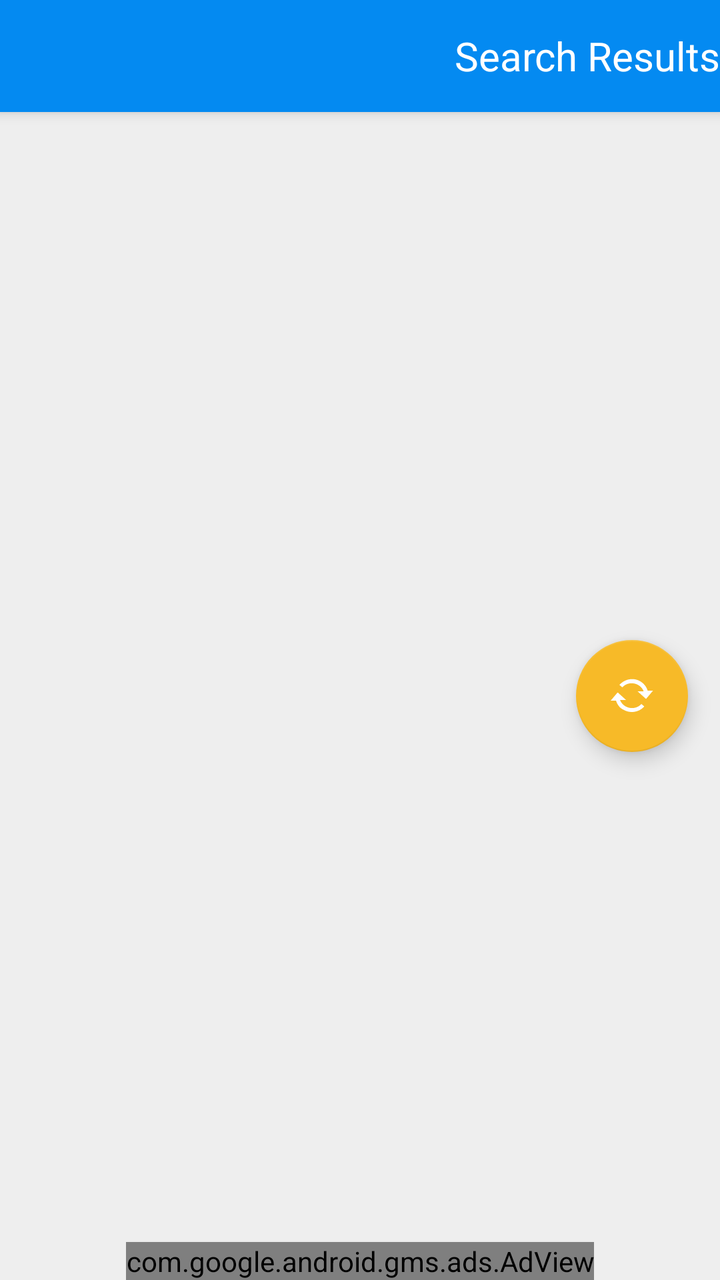
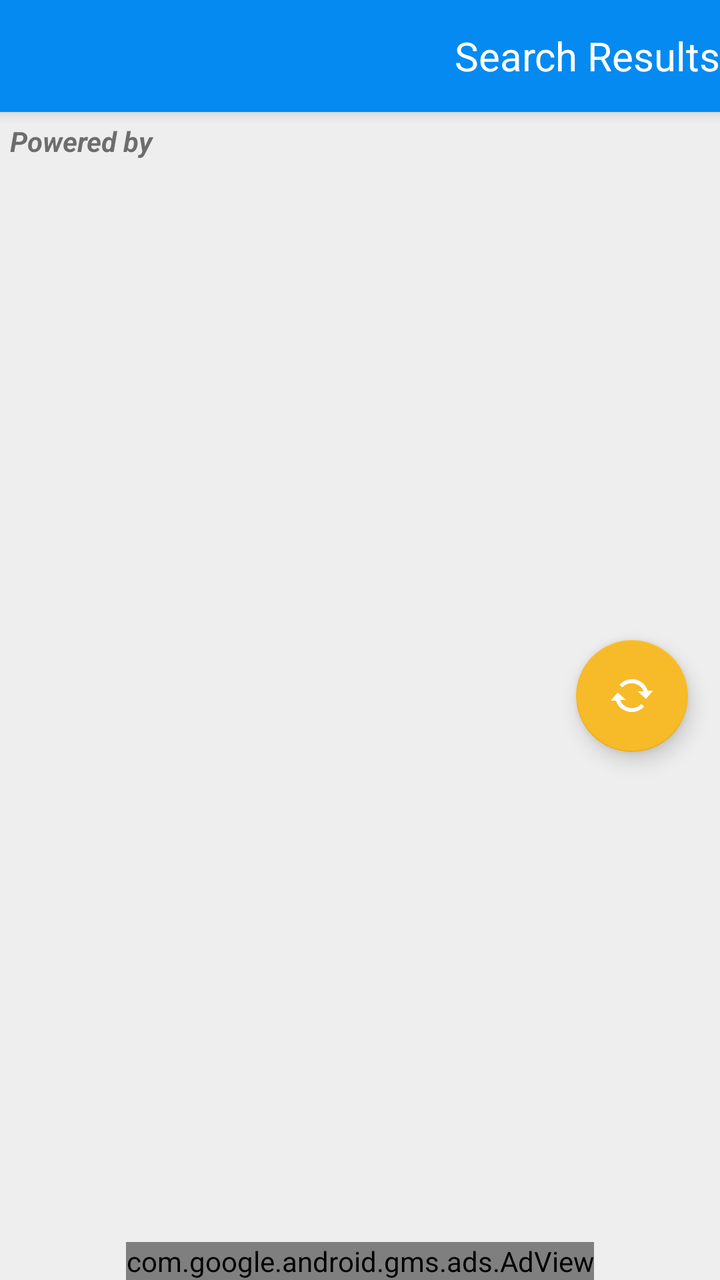

Screens rendered from an Android XML layout before and after an edit, with the pre-edit source and the edit as a unified diff.
<!-- AndroidManifest.xml: activity theme AppTheme.NoActionBar -->
<!-- res/layout/activity_index.xml -->
<?xml version="1.0" encoding="utf-8"?>
<androidx.coordinatorlayout.widget.CoordinatorLayout
    xmlns:android="http://schemas.android.com/apk/res/android"
    xmlns:app="http://schemas.android.com/apk/res-auto"
    xmlns:tools="http://schemas.android.com/tools"
    android:layout_width="match_parent"
    android:layout_height="match_parent"
    android:fitsSystemWindows="true"
    tools:context=".view.IndexActivity">

    <com.google.android.material.appbar.AppBarLayout
        android:id="@+id/spawn_appbar"
        android:layout_width="match_parent"
        android:layout_height="wrap_content"
        android:theme="@style/AppTheme.AppBarOverlay">

        <androidx.appcompat.widget.Toolbar
            android:id="@+id/spawn_toolbar"
            android:layout_width="match_parent"
            android:layout_height="?attr/actionBarSize"
            app:popupTheme="@style/AppTheme.PopupOverlay">

            <TextView
                android:layout_width="match_parent"
                android:layout_height="match_parent"
                android:gravity="end|center_vertical"
                android:textSize="@dimen/text_size_paragraph_title"
                android:textColor="#fff"
                android:text="@string/title_activity_index"
                style="@style/AppTheme.AppBarOverlay"/>

        </androidx.appcompat.widget.Toolbar>

    </com.google.android.material.appbar.AppBarLayout>


    <FrameLayout
        android:layout_width="match_parent"
        android:layout_height="match_parent"
        app:layout_behavior="@string/appbar_scrolling_view_behavior">

        <LinearLayout
            android:layout_width="match_parent"
            android:layout_height="match_parent"
            android:orientation="horizontal">

            <FrameLayout
                android:id="@+id/spawn_list_container"
                android:layout_width="match_parent"
                android:layout_height="match_parent">


                <androidx.recyclerview.widget.RecyclerView
                    android:id="@+id/spawn_list"
                    android:layout_width="match_parent"
                    android:layout_height="match_parent"
                    android:background="@color/colorChalk"
                    app:layoutManager="androidx.recyclerview.widget.LinearLayoutManager"
                    tools:context=".view.IndexActivity"
                    tools:listitem="@layout/item_index"/>

                <ProgressBar
                    android:id="@+id/spawn_progress"
                    android:layout_width="80dp"
                    android:layout_height="80dp"
                    android:layout_gravity="center"
                    android:visibility="gone"/>

                <com.google.android.material.floatingactionbutton.FloatingActionButton
                    android:id="@+id/spawn_fab"
                    android:layout_width="wrap_content"
                    android:layout_height="wrap_content"
                    android:layout_gravity="center_vertical|end"
                    android:layout_marginEnd="@dimen/fab_margin"
                    android:backgroundTint="@color/colorCheer"
                    app:srcCompat="@drawable/action_sync"
                    android:contentDescription="@string/description_refresh_button"/>


            </FrameLayout>

            <FrameLayout
                android:id="@+id/spawn_detail_container"
                android:layout_width="match_parent"
                android:layout_height="match_parent"
                android:visibility="gone"
                android:background="@color/colorNeutralLight"
                app:layout_behavior="@string/appbar_scrolling_view_behavior" />

        </LinearLayout>

        <com.google.android.gms.ads.AdView

            xmlns:ads="http://schemas.android.com/apk/res-auto"
            android:id="@+id/index_banner"
            android:layout_width="wrap_content"
            android:layout_height="wrap_content"
            android:layout_gravity="center_horizontal|bottom"
            ads:adSize="BANNER"
            ads:adUnitId="@string/am_banner_id"/>

    </FrameLayout>

</androidx.coordinatorlayout.widget.CoordinatorLayout>
<!-- res/layout/item_index.xml (included above) -->
<?xml version="1.0" encoding="utf-8"?>
<androidx.constraintlayout.widget.ConstraintLayout
    xmlns:android="http://schemas.android.com/apk/res/android"
    xmlns:app="http://schemas.android.com/apk/res-auto"
    android:id="@+id/spawn_item_view"
    android:layout_width="match_parent"
    android:layout_height="125dp"
    android:layout_margin="2dp"
    android:background="#fff">

        <TextView
            android:id="@+id/spawn_item_primary"
            android:layout_width="0dp"
            android:layout_height="55dp"
            android:layout_margin="4dp"
            android:ellipsize="end"
            android:scrollHorizontally="true"
            android:textAppearance="?attr/textAppearanceListItem"
            android:textSize="@dimen/text_size_paragraph_title"
            app:layout_constraintEnd_toEndOf="parent"
            app:layout_constraintHorizontal_bias="0.473"
            app:layout_constraintStart_toStartOf="parent"
            app:layout_constraintTop_toTopOf="parent" />

        <LinearLayout
            android:id="@+id/spawn_item_details"
            android:layout_width="0dp"
            android:layout_height="64dp"
            android:orientation="vertical"
            android:layout_margin="4dp"
            app:layout_constraintHorizontal_bias="1.0"
            app:layout_constraintEnd_toStartOf="@+id/relativeLayout"
            app:layout_constraintStart_toStartOf="parent"
            app:layout_constraintTop_toBottomOf="@+id/spawn_item_primary"
            app:layout_constraintBottom_toBottomOf="parent">

            <TextView
                android:id="@+id/spawn_item_secondary"
                android:layout_width="match_parent"
                android:layout_height="32dp"
                android:textAppearance="?attr/textAppearanceListItem" />

            <TextView
                android:id="@+id/spawn_item_tertiary"
                android:layout_width="match_parent"
                android:layout_height="32dp"
                android:textAppearance="?attr/textAppearanceListItem"/>

        </LinearLayout>

        <RelativeLayout
            android:id="@+id/relativeLayout"
            android:layout_width="77dp"
            android:layout_height="62dp"
            android:layout_margin="4dp"
            app:layout_constraintBottom_toBottomOf="parent"
            app:layout_constraintEnd_toEndOf="parent"
            app:layout_constraintHorizontal_bias="1.0"
            app:layout_constraintStart_toEndOf="@+id/spawn_item_details">

            <ImageView
                android:id="@+id/spawn_item_logo"
                android:layout_width="wrap_content"
                android:layout_height="300dp"
                android:adjustViewBounds="true"
                android:contentDescription="@string/description_charity_logo" />

        </RelativeLayout>

</androidx.constraintlayout.widget.ConstraintLayout>
<!-- resources referenced by this layout -->
<resources>
  <color name="colorChalk">#EEE</color>
  <color name="colorCheer">#F7BA28</color>
  <color name="colorNeutralLight">#DDD</color>
  <dimen name="fab_margin">16dp</dimen>
  <dimen name="text_size_paragraph_title">20sp</dimen>
  <!-- drawable action_sync: png bitmap (drawable-hdpi, 1012 bytes) -->
  <string name="description_charity_logo">This is the logo that corresponds to the listed charity</string>
  <string name="description_refresh_button">Press this button to refresh the list of charities</string>
  <string name="title_activity_index">Search Results</string>
  <style name="AppTheme.AppBarOverlay" parent="ThemeOverlay.AppCompat.Dark.ActionBar" />
  <style name="AppTheme.PopupOverlay" parent="@android:style/Widget.PopupMenu">
          <item name="android:background">@color/colorPrimary</item>
      </style>
  <style name="AppTheme.NoActionBar">
          <item name="windowActionBar">false</item>
          <item name="windowNoTitle">true</item>
      </style>
  <color name="colorPrimary">#048AF1</color>
</resources>

<!-- the commit's change to res/layout/activity_index.xml (unified diff, before → after) -->
@@ -99,6 +99,23 @@
             ads:adSize="BANNER"
             ads:adUnitId="@string/am_banner_id"/>
 
+        <FrameLayout
+            android:layout_width="match_parent"
+            android:layout_height="wrap_content">
+
+            <TextView
+                android:layout_width="match_parent"
+                android:layout_height="wrap_content"
+                android:padding="5dp"
+                android:textStyle="italic|bold"
+                android:text="Powered by"/>
+
+            <ImageView
+                android:layout_width="wrap_content"
+                android:layout_height="wrap_content" />
+
+        </FrameLayout>
+
     </FrameLayout>
 
 </androidx.coordinatorlayout.widget.CoordinatorLayout>
